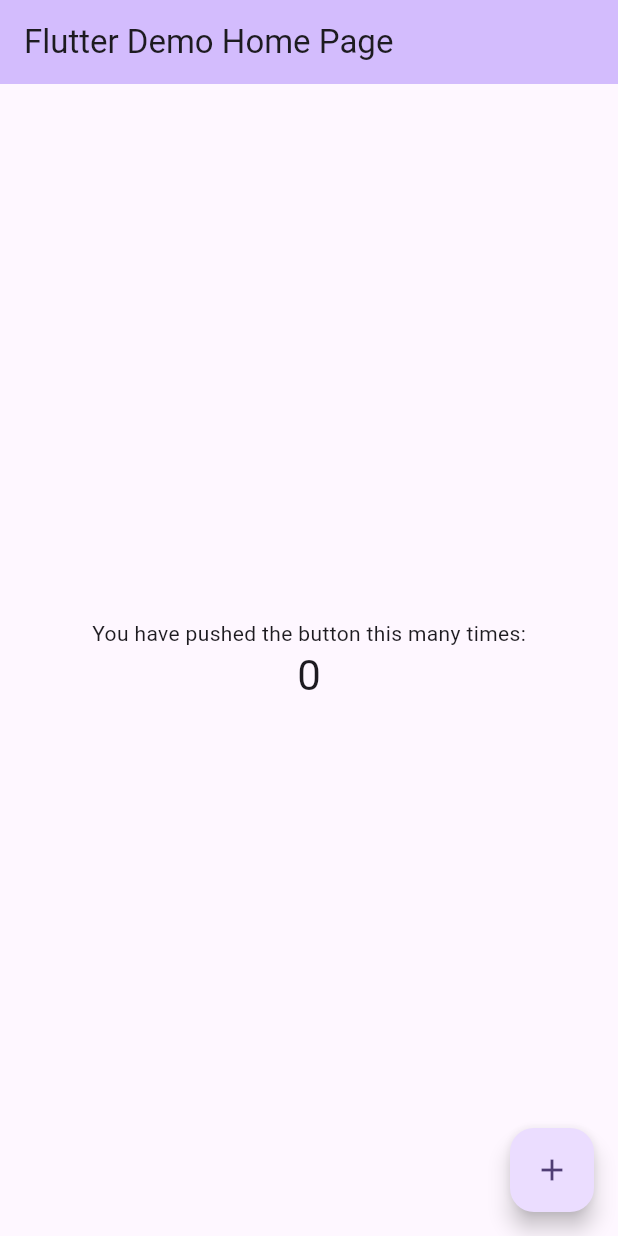
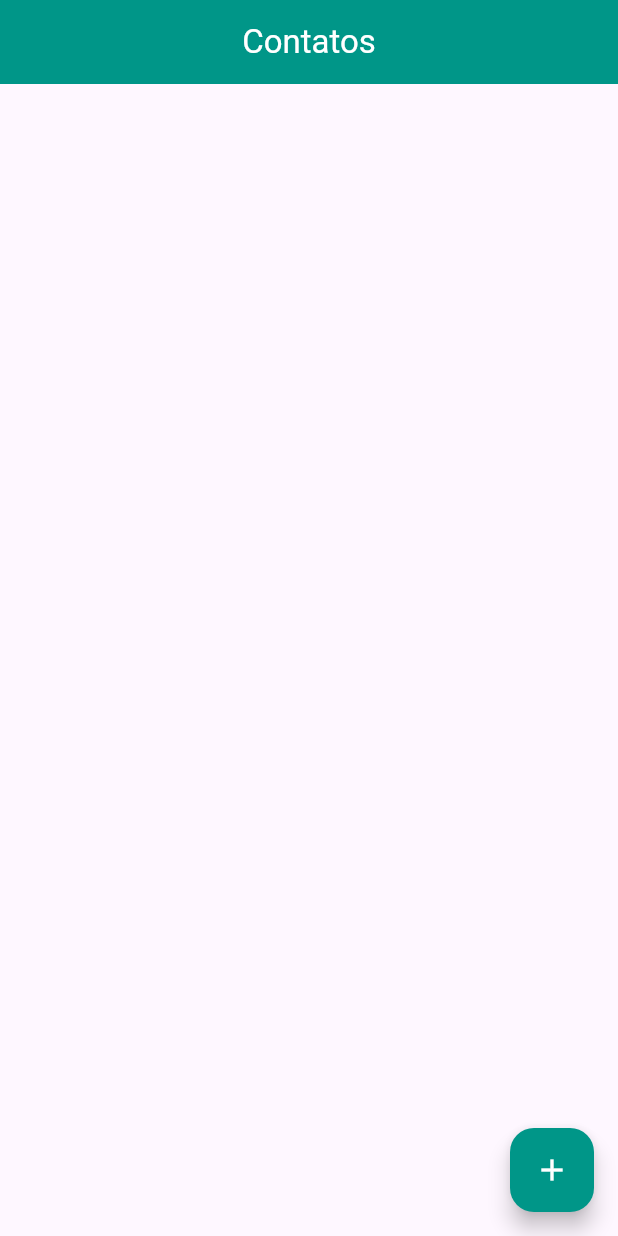
Before and after one commit to LucasConstantino92/contact_list, a Flutter app: the screen it shows after launch, on a phone screen of 412 x 824 dp. Run offline on Flutter 3.47's test engine with Material 3 defaults, Android fonts, the phone set to English and light mode, and no system bars; our stand-ins replace sqflite; accounts and stored records are empty.

Commit message:
feat: [master] Creating home page

```diff
--- a/lib/main.dart
+++ b/lib/main.dart
@@ -1,125 +1,9 @@
+import 'package:contact_list/ui/home_page_screen.dart';
 import 'package:flutter/material.dart';
 
 void main() {
-  runApp(const MyApp());
+  runApp(MaterialApp(
+    debugShowCheckedModeBanner: false,
+    home: HomePageScreen(),
+  ));
 }
-
-class MyApp extends StatelessWidget {
-  const MyApp({super.key});
-
-  // This widget is the root of your application.
-  @override
-  Widget build(BuildContext context) {
-    return MaterialApp(
-      title: 'Flutter Demo',
-      theme: ThemeData(
-        // This is the theme of your application.
-        //
-        // TRY THIS: Try running your application with "flutter run". You'll see
-        // the application has a purple toolbar. Then, without quitting the app,
-        // try changing the seedColor in the colorScheme below to Colors.green
-        // and then invoke "hot reload" (save your changes or press the "hot
-        // reload" button in a Flutter-supported IDE, or press "r" if you used
-        // the command line to start the app).
-        //
-        // Notice that the counter didn't reset back to zero; the application
-        // state is not lost during the reload. To reset the state, use hot
-        // restart instead.
-        //
-        // This works for code too, not just values: Most code changes can be
-        // tested with just a hot reload.
-        colorScheme: ColorScheme.fromSeed(seedColor: Colors.deepPurple),
-        useMaterial3: true,
-      ),
-      home: const MyHomePage(title: 'Flutter Demo Home Page'),
-    );
-  }
-}
-
-class MyHomePage extends StatefulWidget {
-  const MyHomePage({super.key, required this.title});
-
-  // This widget is the home page of your application. It is stateful, meaning
-  // that it has a State object (defined below) that contains fields that affect
-  // how it looks.
-
-  // This class is the configuration for the state. It holds the values (in this
-  // case the title) provided by the parent (in this case the App widget) and
-  // used by the build method of the State. Fields in a Widget subclass are
-  // always marked "final".
-
-  final String title;
-
-  @override
-  State<MyHomePage> createState() => _MyHomePageState();
-}
-
-class _MyHomePageState extends State<MyHomePage> {
-  int _counter = 0;
-
-  void _incrementCounter() {
-    setState(() {
-      // This call to setState tells the Flutter framework that something has
-      // changed in this State, which causes it to rerun the build method below
-      // so that the display can reflect the updated values. If we changed
-      // _counter without calling setState(), then the build method would not be
-      // called again, and so nothing would appear to happen.
-      _counter++;
-    });
-  }
-
-  @override
-  Widget build(BuildContext context) {
-    // This method is rerun every time setState is called, for instance as done
-    // by the _incrementCounter method above.
-    //
-    // The Flutter framework has been optimized to make rerunning build methods
-    // fast, so that you can just rebuild anything that needs updating rather
-    // than having to individually change instances of widgets.
-    return Scaffold(
-      appBar: AppBar(
-        // TRY THIS: Try changing the color here to a specific color (to
-        // Colors.amber, perhaps?) and trigger a hot reload to see the AppBar
-        // change color while the other colors stay the same.
-        backgroundColor: Theme.of(context).colorScheme.inversePrimary,
-        // Here we take the value from the MyHomePage object that was created by
-        // the App.build method, and use it to set our appbar title.
-        title: Text(widget.title),
-      ),
-      body: Center(
-        // Center is a layout widget. It takes a single child and positions it
-        // in the middle of the parent.
-        child: Column(
-          // Column is also a layout widget. It takes a list of children and
-          // arranges them vertically. By default, it sizes itself to fit its
-          // children horizontally, and tries to be as tall as its parent.
-          //
-          // Column has various properties to control how it sizes itself and
-          // how it positions its children. Here we use mainAxisAlignment to
-          // center the children vertically; the main axis here is the vertical
-          // axis because Columns are vertical (the cross axis would be
-          // horizontal).
-          //
-          // TRY THIS: Invoke "debug painting" (choose the "Toggle Debug Paint"
-          // action in the IDE, or press "p" in the console), to see the
-          // wireframe for each widget.
-          mainAxisAlignment: MainAxisAlignment.center,
-          children: <Widget>[
-            const Text(
-              'You have pushed the button this many times:',
-            ),
-            Text(
-              '$_counter',
-              style: Theme.of(context).textTheme.headlineMedium,
-            ),
-          ],
-        ),
-      ),
-      floatingActionButton: FloatingActionButton(
-        onPressed: _incrementCounter,
-        tooltip: 'Increment',
-        child: const Icon(Icons.add),
-      ), // This trailing comma makes auto-formatting nicer for build methods.
-    );
-  }
-}
--- /dev/null
+++ b/lib/ui/home_page_screen.dart
@@ -0,0 +1,106 @@
+import 'dart:io';
+
+import 'package:contact_list/helpers/contact_helper.dart';
+import 'package:flutter/material.dart';
+
+class HomePageScreen extends StatefulWidget {
+  const HomePageScreen({super.key});
+
+  @override
+  State<HomePageScreen> createState() => _HomePageScreenState();
+}
+
+class _HomePageScreenState extends State<HomePageScreen> {
+  ContactHelper helper = ContactHelper();
+
+  List<Contact> contacts = [];
+
+  @override
+  void initState() {
+    helper.getAllContacts().then((list) {
+      setState(() {
+        contacts = List<Contact>.from(list);
+      });
+    });
+    super.initState();
+  }
+
+  @override
+  Widget build(BuildContext context) {
+    return Scaffold(
+      appBar: AppBar(
+        title: Text(
+          'Contatos',
+          style: TextStyle(color: Colors.white),
+        ),
+        centerTitle: true,
+        backgroundColor: Colors.teal,
+      ),
+      floatingActionButton: FloatingActionButton(
+        onPressed: () {},
+        backgroundColor: Colors.teal,
+        child: const Icon(
+          Icons.add_outlined,
+          color: Colors.white,
+        ),
+      ),
+      body: ListView.builder(
+        padding: EdgeInsets.all(16),
+        itemCount: contacts.length,
+        itemBuilder: (context, index) {
+          return _contactCard(context, index);
+        },
+      ),
+    );
+  }
+
+  Widget _contactCard(BuildContext context, int index) {
+    return GestureDetector(
+      child: Card(
+        child: Padding(
+          padding: EdgeInsets.all(8),
+          child: Row(
+            children: [
+              Container(
+                width: 80,
+                height: 80,
+                decoration: BoxDecoration(
+                  shape: BoxShape.circle,
+                  image: DecorationImage(
+                    image: contacts[index].img != null
+                        ? FileImage(File(contacts[index].img))
+                        : AssetImage('images/person.png'),
+                  ),
+                ),
+              ),
+              SizedBox(width: 8),
+              Column(
+                children: [
+                  Text(
+                    contacts[index].name ?? '',
+                    style: TextStyle(
+                      fontWeight: FontWeight.bold,
+                      fontSize: 20,
+                    ),
+                  ),
+                  Text(
+                    contacts[index].email ?? '',
+                    style: TextStyle(
+                      fontSize: 16,
+                    ),
+                  ),
+                  Text(
+                    contacts[index].phone ?? '',
+                    style: TextStyle(
+                      fontSize: 16,
+                    ),
+                  ),
+                ],
+              )
+            ],
+          ),
+        ),
+      ),
+    );
+  }
+}
--- a/pubspec.yaml
+++ b/pubspec.yaml
@@ -64,6 +64,9 @@ flutter:
   #   - images/a_dot_burr.jpeg
   #   - images/a_dot_ham.jpeg
 
+  assets:
+    - images/
+
   # An image asset can refer to one or more resolution-specific "variants", see
   # https://flutter.dev/assets-and-images/#resolution-aware
 
```
Also changed, not shown: images/person.png (added), 2 other files.
